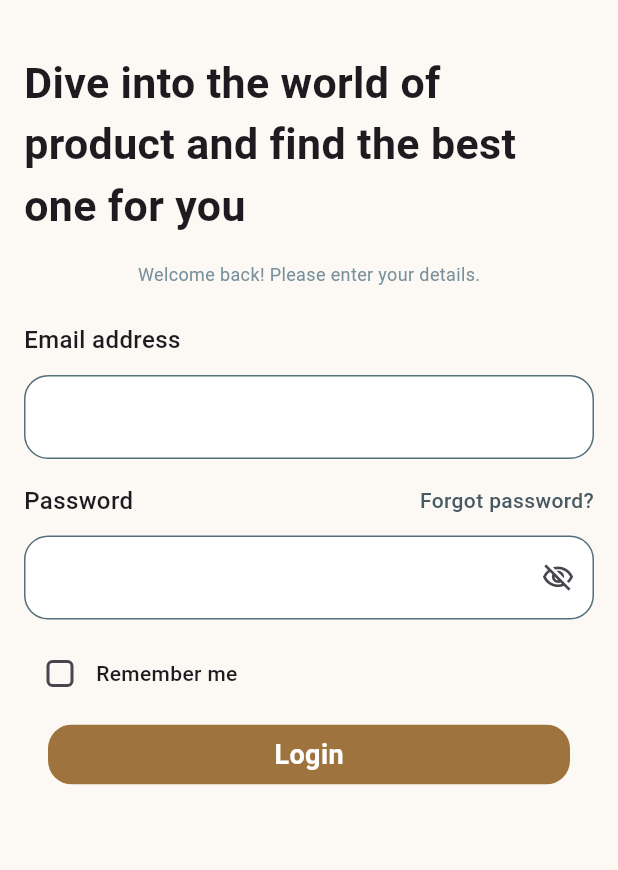
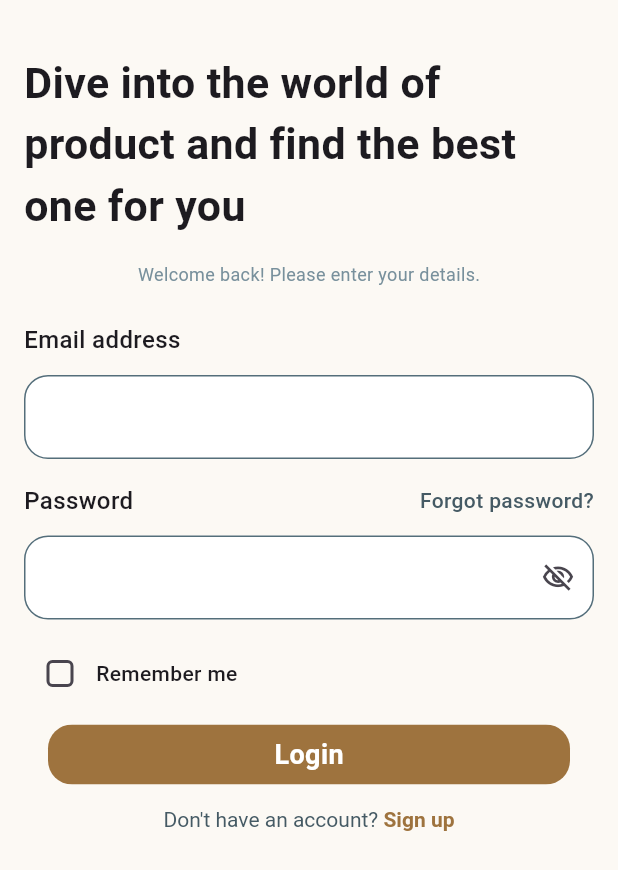
Before and after one commit to junayedahamed/shop, a Flutter app: the LoginPage screen opened directly, on a phone screen of 412 x 824 dp. Shown: the top 870 px of the screen. Run offline on Flutter 3.47's test engine with Material 3 defaults, Android fonts, the phone set to English and light mode, and no system bars; our stand-ins replace bloc, flutter_bloc, flutter_dotenv, skeletonizer.

Commit message:
feat: implement authentication flow with Login and Registration pages, including password visibility toggle

```diff
--- a/lib/main.dart
+++ b/lib/main.dart
@@ -1,5 +1,6 @@
 import 'package:flutter/material.dart';
 import 'package:flutter_dotenv/flutter_dotenv.dart';
+import 'package:ocad/src/auth/ui/login_page.dart';
 import 'package:ocad/src/navigator/navigator_page.dart';
 
 void main() async {
@@ -19,7 +20,8 @@ class MyApp extends StatelessWidget {
       theme: ThemeData(
         colorScheme: ColorScheme.fromSeed(seedColor: Colors.deepPurple),
       ),
-      home: NavigatorPage(),
+      // home: NavigatorPage(),
+      home: LoginPage(),
     );
   }
 }
--- a/lib/src/auth/bloc/auth_bloc.dart
+++ b/lib/src/auth/bloc/auth_bloc.dart
@@ -1,3 +1,5 @@
+import 'dart:async';
+
 import 'package:bloc/bloc.dart';
 import 'package:meta/meta.dart';
 
@@ -6,8 +8,34 @@ part 'auth_state.dart';
 
 class AuthBloc extends Bloc<AuthEvent, AuthState> {
   AuthBloc() : super(AuthInitial()) {
-    on<AuthEvent>((event, emit) {
-      // TODO: implement event handler
-    });
+    on<AuthEvent>((event, emit) {});
+
+    on<ShowPasswordEventLogin>(showPasswordEventLogin);
+
+    on<ShowPasswordEventRegistration>(showPasswordEventRegistration);
+  }
+
+  FutureOr<void> showPasswordEventLogin(
+    ShowPasswordEventLogin event,
+    Emitter<AuthState> emit,
+  ) {
+    if (state is ShowPasswordStateLogin) {
+      final curr = state as ShowPasswordStateLogin;
+      emit(ShowPasswordStateLogin(isShow: !curr.isShow));
+    } else {
+      emit(ShowPasswordStateLogin(isShow: true));
+    }
+  }
+
+  FutureOr<void> showPasswordEventRegistration(
+    ShowPasswordEventRegistration event,
+    Emitter<AuthState> emit,
+  ) {
+    if (state is ShowPasswordStateRegistration) {
+      final curr = state as ShowPasswordStateRegistration;
+      emit(ShowPasswordStateRegistration(isShow: !curr.isShow));
+    } else {
+      emit(ShowPasswordStateRegistration(isShow: true));
+    }
   }
 }
--- a/lib/src/auth/bloc/auth_event.dart
+++ b/lib/src/auth/bloc/auth_event.dart
@@ -2,3 +2,7 @@ part of 'auth_bloc.dart';
 
 @immutable
 sealed class AuthEvent {}
+
+final class ShowPasswordEventLogin extends AuthEvent {}
+
+final class ShowPasswordEventRegistration extends AuthEvent {}
--- a/lib/src/auth/bloc/auth_state.dart
+++ b/lib/src/auth/bloc/auth_state.dart
@@ -4,3 +4,13 @@ part of 'auth_bloc.dart';
 sealed class AuthState {}
 
 final class AuthInitial extends AuthState {}
+
+final class ShowPasswordStateLogin extends AuthState {
+  final bool isShow;
+  ShowPasswordStateLogin({required this.isShow});
+}
+
+final class ShowPasswordStateRegistration extends AuthState {
+  final bool isShow;
+  ShowPasswordStateRegistration({required this.isShow});
+}
--- a/lib/src/auth/ui/login_page.dart
+++ b/lib/src/auth/ui/login_page.dart
@@ -1,4 +1,8 @@
+import 'package:flutter/gestures.dart';
 import 'package:flutter/material.dart';
+import 'package:flutter_bloc/flutter_bloc.dart';
+import 'package:ocad/src/auth/bloc/auth_bloc.dart';
+import 'package:ocad/src/auth/ui/registration_page.dart';
 import 'package:ocad/src/auth/ui/widget/cuistom_text_field.dart';
 import 'package:ocad/src/auth/ui/widget/custom_button.dart';
 
@@ -8,6 +12,7 @@ class LoginPage extends StatelessWidget {
   final TextEditingController emailController = TextEditingController();
   final TextEditingController passwordController = TextEditingController();
   final _formkey = GlobalKey<FormState>();
+  final AuthBloc authBloc = AuthBloc();
   @override
   Widget build(BuildContext context) {
     return Scaffold(
@@ -85,7 +90,11 @@ class LoginPage extends StatelessWidget {
                   ],
                 ),
                 SizedBox(height: 12),
-                CustomTextField(
+                BlocConsumer<AuthBloc, AuthState>(
+                  bloc: authBloc,
+                  listener: (context, state) {},
+                  builder: (context, state) {
+                    return CustomTextField(
                       controller: passwordController,
                       validator: (String? value) {
                         if (passwordController.text.isEmpty) {
@@ -98,12 +107,23 @@ class LoginPage extends StatelessWidget {
                       enabledBorderColor: Colors.blueGrey.shade600,
                       filled: true,
 
-                  obscureText: true,
+                      obscureText: state is ShowPasswordStateLogin
+                          ? !state.isShow
+                          : true,
                       focusedBorderColor: _focusedBorderColor,
-                  suffixIcon: GestureDetector(
-                    onTap: () {},
-                    child: Icon(Icons.visibility_off_outlined, size: 22),
+                      suffixIcon: IconButton(
+                        onPressed: () {
+                          authBloc.add(ShowPasswordEventLogin());
+                        },
+                        icon: Icon(
+                          state is ShowPasswordStateLogin && state.isShow
+                              ? Icons.visibility
+                              : Icons.visibility_off_outlined,
+                          size: 22,
                         ),
+                      ),
+                    );
+                  },
                 ),
                 SizedBox(height: 12),
                 Row(
@@ -149,6 +169,39 @@ class LoginPage extends StatelessWidget {
                     ),
                   ),
                 ),
+
+                SizedBox(height: 15),
+                Center(
+                  child: RichText(
+                    text: TextSpan(
+                      text: "Don't have an account? ",
+                      style: TextStyle(
+                        fontSize: 14,
+                        color: Colors.blueGrey.shade700,
+                      ),
+                      children: [
+                        TextSpan(
+                          text: "Sign up",
+                          recognizer: TapGestureRecognizer()
+                            ..onTap = () {
+                              Navigator.pushAndRemoveUntil(
+                                context,
+                                MaterialPageRoute(
+                                  builder: (context) => RegistrationPage(),
+                                ),
+                                (route) => false,
+                              );
+                            },
+                          style: TextStyle(
+                            fontSize: 14,
+                            fontWeight: FontWeight.w600,
+                            color: Color(0xff9e733e),
+                          ),
+                        ),
+                      ],
+                    ),
+                  ),
+                ),
               ],
             ),
           ),
```
Also changed, not shown: lib/src/auth/ui/registration_page.dart (+191 -0 lines). Lines whose indentation alone changed are shown as unchanged.
